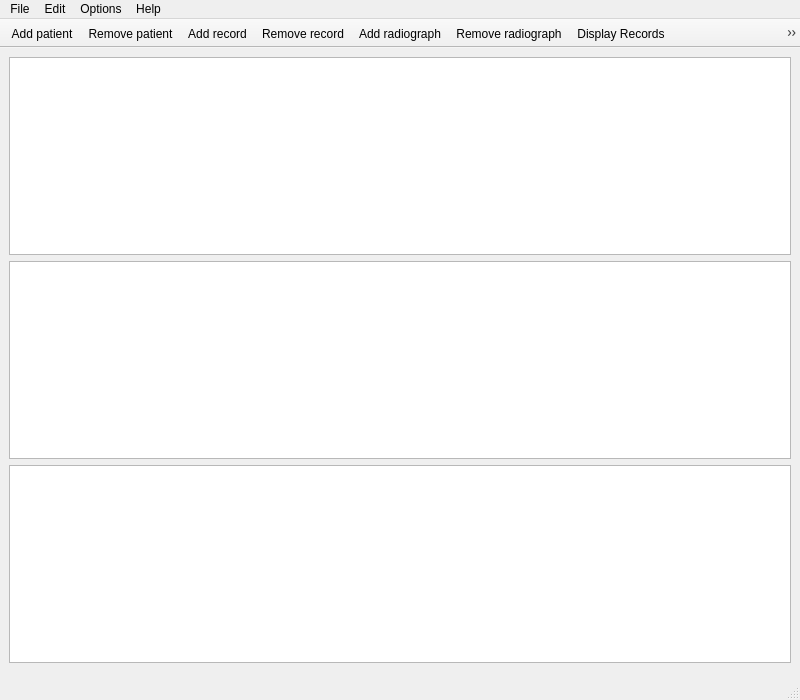
First picture: the form in forms/mainwindow.ui, repository DINOZYAVIER/hospital-manager, before the edit.
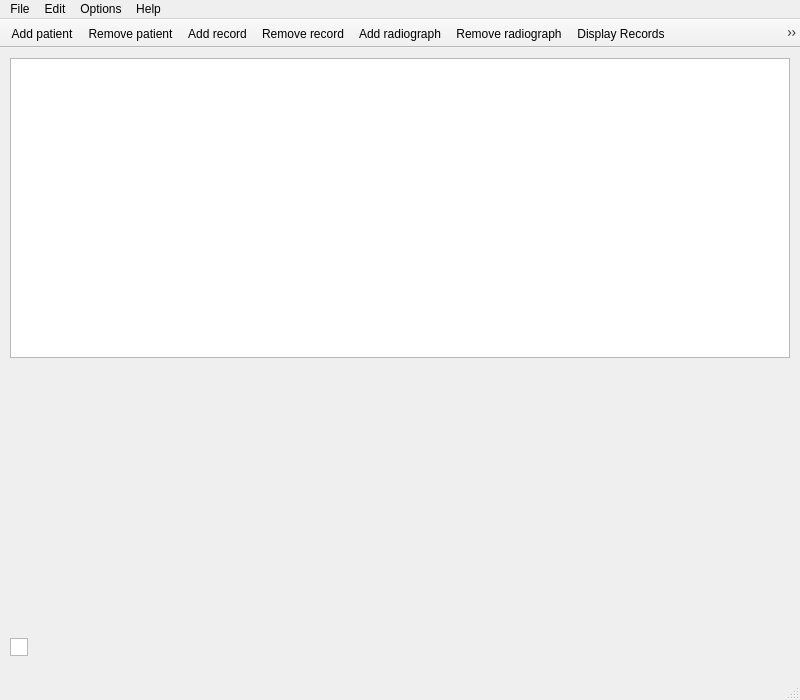
Second picture: the form after the edit. Icons and pictures are not drawn. Custom widgets are drawn as their Qt base class.

Commit message: Finished implementing custom record widget.

The edit to the form file:
```diff
--- a/forms/mainwindow.ui
+++ b/forms/mainwindow.ui
@@ -14,9 +14,15 @@
    <string>Hospital DB Manager</string>
   </property>
   <widget class="QWidget" name="centralwidget">
-   <layout class="QVBoxLayout" name="verticalLayout">
-    <item>
      <widget class="QTableView" name="patientTable">
+    <property name="geometry">
+     <rect>
+      <x>10</x>
+      <y>10</y>
+      <width>780</width>
+      <height>300</height>
+     </rect>
+    </property>
       <property name="sizePolicy">
        <sizepolicy hsizetype="Expanding" vsizetype="Expanding">
         <horstretch>0</horstretch>
@@ -39,31 +45,15 @@
        <bool>false</bool>
       </attribute>
      </widget>
-    </item>
-    <item>
-     <widget class="QTableView" name="recordTable">
-      <property name="sizePolicy">
-       <sizepolicy hsizetype="Expanding" vsizetype="Expanding">
-        <horstretch>0</horstretch>
-        <verstretch>0</verstretch>
-       </sizepolicy>
-      </property>
-      <property name="horizontalScrollBarPolicy">
-       <enum>Qt::ScrollBarAsNeeded</enum>
-      </property>
-      <property name="sizeAdjustPolicy">
-       <enum>QAbstractScrollArea::AdjustToContents</enum>
-      </property>
-      <attribute name="horizontalHeaderStretchLastSection">
-       <bool>true</bool>
-      </attribute>
-      <attribute name="verticalHeaderVisible">
-       <bool>false</bool>
-      </attribute>
-     </widget>
-    </item>
-    <item>
      <widget class="QTableView" name="radiographTable">
+    <property name="geometry">
+     <rect>
+      <x>10</x>
+      <y>590</y>
+      <width>18</width>
+      <height>18</height>
+     </rect>
+    </property>
       <property name="sizePolicy">
        <sizepolicy hsizetype="Expanding" vsizetype="Expanding">
         <horstretch>0</horstretch>
@@ -83,11 +73,22 @@
        <bool>false</bool>
       </attribute>
      </widget>
-    </item>
-    <item>
-     <widget class="PatientRecordWidget" name="recordsWidget" native="true"/>
-    </item>
-   </layout>
+   <widget class="PatientRecordWidget" name="recordsWidget" native="true">
+    <property name="geometry">
+     <rect>
+      <x>0</x>
+      <y>310</y>
+      <width>800</width>
+      <height>300</height>
+     </rect>
+    </property>
+    <property name="sizePolicy">
+     <sizepolicy hsizetype="Expanding" vsizetype="Expanding">
+      <horstretch>0</horstretch>
+      <verstretch>0</verstretch>
+     </sizepolicy>
+    </property>
+   </widget>
   </widget>
   <widget class="QMenuBar" name="menubar">
    <property name="geometry">
```
Lines whose indentation alone changed are shown as unchanged. The commit also changes 4 other files.
